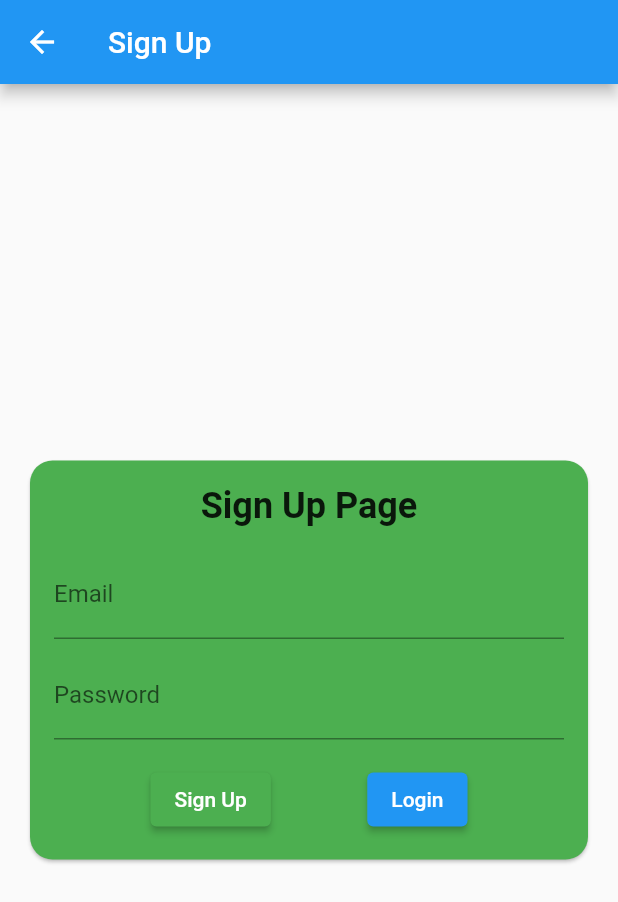
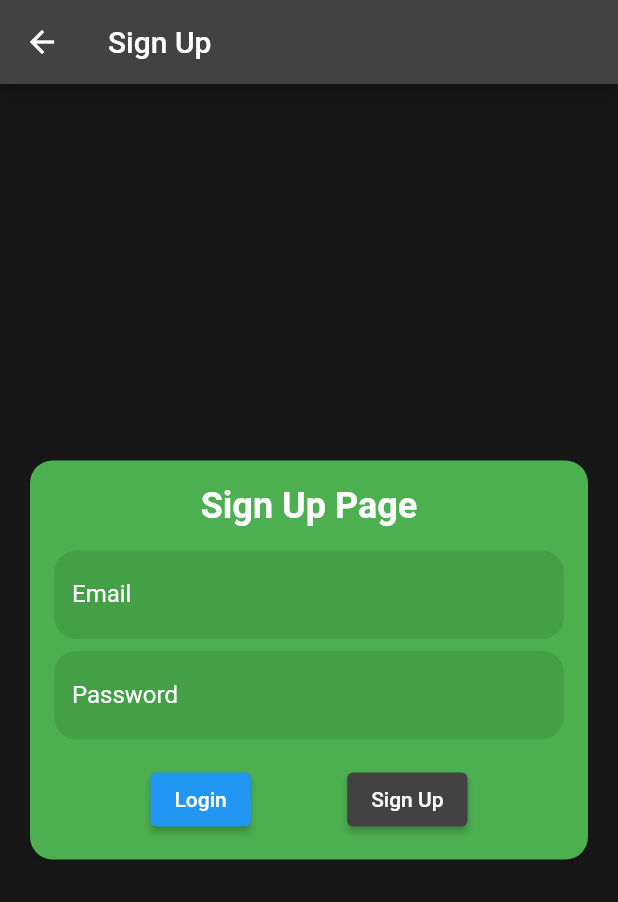
Before and after one commit to Minsa111/noteapp, a Flutter app: the screen it shows after launch, after a tap on "Sign Up", on a phone screen of 412 x 824 dp. Shown: the top 902 px of the screen. Run offline on Flutter 3.47's test engine with Material 2 defaults, Android fonts, the phone set to English and light mode, and no system bars; our stand-ins replace cloud_firestore, firebase_auth, firebase_core, get, get_storage, image_picker and 1 more; accounts and stored records are empty.

Commit message:
beautifying the login/signup page

```diff
--- a/lib/views/login.dart
+++ b/lib/views/login.dart
@@ -48,7 +48,9 @@ class LoginScreen extends StatelessWidget {
     return Scaffold(
       appBar: AppBar(
         title: Text('Login'),
+        backgroundColor:Colors.grey.shade800,
       ),
+      backgroundColor: const Color.fromARGB(255, 23, 23, 23),
       body: Center(
         child: Card(
           margin: EdgeInsets.all(20.0),
@@ -64,6 +66,7 @@ class LoginScreen extends StatelessWidget {
                 Text(
                   'Login Page',
                   style: TextStyle(
+                    color: Colors.white,
                     fontSize: 24.0,
                     fontWeight: FontWeight.bold,
                   ),
@@ -72,15 +75,46 @@ class LoginScreen extends StatelessWidget {
                 TextFormField(
                   controller: emailController,
                   decoration: InputDecoration(
-                    labelText: 'Username',
+                    labelText: 'Email',
+                    hintText:'Insert Email',
+                    filled: true,
+                    fillColor: Colors.blue.shade600,
+                    labelStyle: TextStyle(color: Colors.white),
+                    hintStyle: TextStyle(color: Colors.white54),
+                    focusedBorder: OutlineInputBorder(
+                      borderRadius: BorderRadius.circular(15),
+                      borderSide: const BorderSide(color: Colors.black38),
+
+                    ),
+                    enabledBorder: OutlineInputBorder(
+                      borderRadius: BorderRadius.circular(15),
+                      borderSide: const BorderSide(color: Colors.transparent)
+                    )
+
                   ),
+                  style: TextStyle(color: Colors.white),
                 ),
                 SizedBox(height: 8.0),
                 TextFormField(
                   controller: passwordController,
                   decoration: InputDecoration(
                     labelText: 'Password',
+                    hintText: 'Insert Password',
+                    filled: true,
+                    hintStyle: TextStyle(color: Colors.white54),
+                    labelStyle: TextStyle(color: Colors.white),
+                    fillColor: Colors.blue.shade600,
+                    focusedBorder: OutlineInputBorder(
+                      borderRadius: BorderRadius.circular(15),
+                      borderSide: const BorderSide(color: Colors.black38),
+                    ),
+                    enabledBorder: OutlineInputBorder(
+                      borderRadius: BorderRadius.circular(15),
+                      borderSide: const BorderSide(color: Colors.transparent)
+                    )
+
                   ),
+                  style: TextStyle(color: Colors.white),
                   obscureText: true,
                 ),
                 SizedBox(height: 16.0),
@@ -90,7 +124,7 @@ class LoginScreen extends StatelessWidget {
                     ElevatedButton(
                       onPressed: _handleSignIn,
                       style: ElevatedButton.styleFrom(
-                        primary: Colors.orange, // Change the login button color
+                        primary: Colors.grey.shade800,
                       ),
                       child: Text('Login'),
                     ),
--- a/lib/views/signup.dart
+++ b/lib/views/signup.dart
@@ -45,7 +45,9 @@ class SignUpScreen extends StatelessWidget {
     return Scaffold(
       appBar: AppBar(
         title: Text('Sign Up'),
+        backgroundColor: Colors.grey.shade800,
       ),
+      backgroundColor: const Color.fromARGB(255, 23, 23, 23),
       body: Center(
         child: Card(
           margin: EdgeInsets.all(20.0),
@@ -63,6 +65,7 @@ class SignUpScreen extends StatelessWidget {
                   style: TextStyle(
                     fontSize: 24.0,
                     fontWeight: FontWeight.bold,
+                    color: Colors.white
                   ),
                 ),
                 SizedBox(height: 16.0),
@@ -70,29 +73,52 @@ class SignUpScreen extends StatelessWidget {
                 // For example, you can add text fields for email and password
                 TextFormField(
                   controller: emailController,
-                  decoration: InputDecoration(
-                    labelText: 'Email',
+                    decoration: InputDecoration(
+                      labelText: 'Email',
+                      hintText:'Insert Email',
+                      filled: true,
+                      fillColor: Colors.green.shade600,
+                      labelStyle: TextStyle(color: Colors.white),
+                      hintStyle: TextStyle(color: Colors.white54),
+                   focusedBorder: OutlineInputBorder(
+                      borderRadius: BorderRadius.circular(15),
+                      borderSide: const BorderSide(color: Colors.black38),
+
+                    ),
+                    enabledBorder: OutlineInputBorder(
+                      borderRadius: BorderRadius.circular(15),
+                      borderSide: const BorderSide(color: Colors.transparent)
+                    )
                   ),
+                  style:TextStyle(color: Colors.white),
                 ),
                 SizedBox(height: 8.0),
                 TextFormField(
                   controller: passwordController,
                   decoration: InputDecoration(
                     labelText: 'Password',
+                    hintText: 'Insert Password',
+                    filled: true,
+                    fillColor: Colors.green.shade600,
+                    hintStyle: TextStyle(color: Colors.white54),
+                    labelStyle: TextStyle(color: Colors.white),
+                    focusedBorder: OutlineInputBorder(
+                      borderRadius: BorderRadius.circular(15),
+                      borderSide: const BorderSide(color: Colors.black38),
+
+                    ),
+                    enabledBorder: OutlineInputBorder(
+                      borderRadius: BorderRadius.circular(15),
+                      borderSide: const BorderSide(color: Colors.transparent)
+                    )
                   ),
+                  style:TextStyle(color: Colors.white),
                   obscureText: true,
                 ),
                 SizedBox(height: 16.0),
                 Row(
                   mainAxisAlignment: MainAxisAlignment.spaceEvenly,
                   children: [
-                    ElevatedButton(
-                      onPressed: _handleSignUp,
-                      style: ElevatedButton.styleFrom(
-                        primary: Colors.green, // Keep the sign-up button color
-                      ),
-                      child: Text('Sign Up'),
-                    ),
                     ElevatedButton(
                       onPressed: () {
                         Get.back(); // Navigate to the login page
@@ -101,6 +127,13 @@ class SignUpScreen extends StatelessWidget {
                         primary: Colors.blue, // Change the login button color
                       ),
                       child: Text('Login'),
+                    ),
+                    ElevatedButton(
+                      onPressed: _handleSignUp,
+                      style: ElevatedButton.styleFrom(
+                        primary: Colors.grey.shade800,
+                      ),
+                      child: Text('Sign Up'),
                     ),
                   ],
                 ),
```
Also changed, not shown: lib/views/home.dart (+25 -23 lines).
